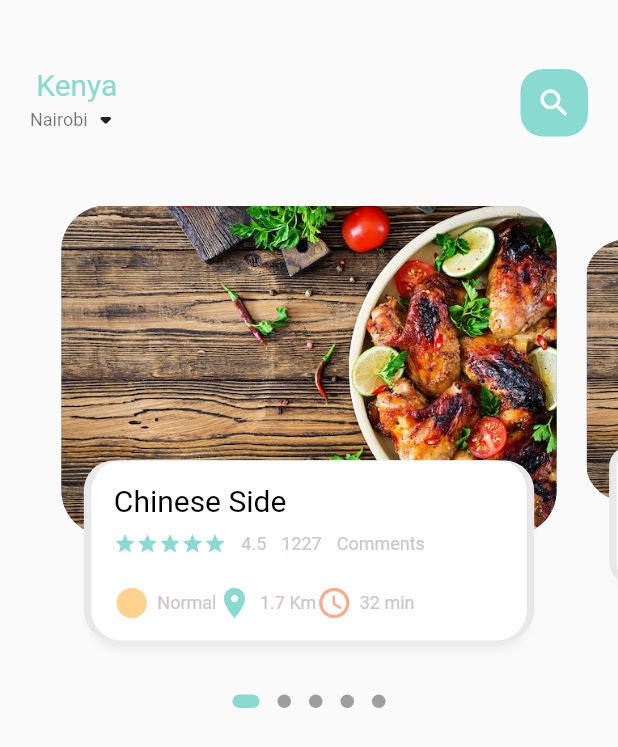
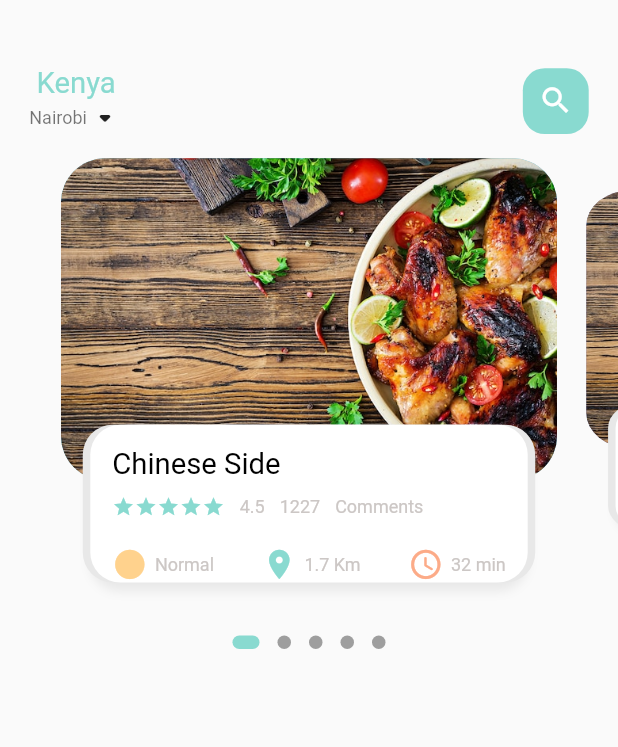
Before and after one commit to martin-ngigi/iEats, a Flutter app: the screen it shows after launch, on a phone screen of 412 x 824 dp. Shown: the top 747 px of the screen. Run offline on Flutter 3.47's test engine with Material 2 defaults, Android fonts, the phone set to English and light mode, and no system bars; drawn by our look-alikes of dots_indicator; our stand-ins replace get.

Commit message:
Responsive Dimension sizes i.e. sizes will change / adapt to screen size

```diff
--- a/lib/home/food_page_body.dart
+++ b/lib/home/food_page_body.dart
@@ -4,6 +4,8 @@ import 'package:i_eats/widgets/big_text.dart';
 import 'package:i_eats/widgets/icon_and_text_widget.dart';
 import 'package:i_eats/widgets/small_text.dart';
 import 'package:dots_indicator/dots_indicator.dart';
+
+import '../utils/dimensions.dart';
 
 //stful
 class FoodPageBody extends StatefulWidget {
@@ -17,7 +19,8 @@ class _FoodPageBodyState extends State<FoodPageBody> {
   PageController pageController = PageController(viewportFraction: 0.85);
   var _currentPageValue = 0.0;
   double _scaleFactor = 0.8;
-  double _height = 220;
+  //double _height = 220;
+  double _height = Dimensions.pageViewContainer;
 
   @override
   void initState() {
@@ -43,7 +46,7 @@ class _FoodPageBodyState extends State<FoodPageBody> {
       children: [
         Container(
           //color: Colors.grey[100],
-          height: 320,
+          height: Dimensions.pageView, //same as 320
           child: PageView.builder(
               controller: pageController,
               itemCount: 5,
@@ -97,10 +100,11 @@ class _FoodPageBodyState extends State<FoodPageBody> {
       child: Stack(//stack container ensures that the child container takes the specified height and not the parent height. We can also fut another container
         children: [
           Container(
-            height: 220,
-            margin: EdgeInsets.only(left: 10, right: 10),
+            //height: 220,
+            height: Dimensions.pageViewContainer,
+            margin: EdgeInsets.only(left: Dimensions.width10, right: Dimensions.width10),
             decoration: BoxDecoration(
-              borderRadius: BorderRadius.circular(30),
+              borderRadius: BorderRadius.circular(Dimensions.radius30),
               color: index.isEven? Color(0xFF69c5df) : Color(0xFF9294cc),
               image: DecorationImage(
                 fit: BoxFit.cover,
@@ -113,8 +117,9 @@ class _FoodPageBodyState extends State<FoodPageBody> {
           Align(
             alignment: Alignment.bottomCenter,
             child: Container(
-              height: 120,
-              margin: EdgeInsets.only(left: 30, right: 30, bottom: 30),
+              //height: 120,
+              height: Dimensions.pageViewTextController,
+              margin: EdgeInsets.only(left: Dimensions.width30, right: Dimensions.width30, bottom: Dimensions.height30),
               decoration: BoxDecoration(
                 borderRadius: BorderRadius.circular(20),
                 color: Colors.white,
@@ -135,12 +140,12 @@ class _FoodPageBodyState extends State<FoodPageBody> {
                 ]
               ),
               child: Container(
-                padding: EdgeInsets.only(top: 15, left: 15, right: 15),
+                padding: EdgeInsets.only(top: Dimensions.height15, left: Dimensions.height15, right: Dimensions.height15),
                 child: Column(
                   crossAxisAlignment: CrossAxisAlignment.start,
                   children: [
                     BigText(text: "Chinese Side", color: Colors.black,),
-                    SizedBox(height: 10,),
+                    SizedBox(height: Dimensions.height10,),
                     Row(
                       children: [
                         Wrap(
@@ -154,8 +159,9 @@ class _FoodPageBodyState extends State<FoodPageBody> {
                         SmallText(text: "Comments"),
                       ],
                     ),
-                    SizedBox(height: 20,),
+                    SizedBox(height: Dimensions.height20,),
                     Row(
+                      mainAxisAlignment: MainAxisAlignment.spaceBetween,
                       children: [
                         IconAndTextWidget(icon: Icons.circle_sharp,
                             text: "Normal",
--- a/lib/home/main_food_page.dart
+++ b/lib/home/main_food_page.dart
@@ -1,5 +1,6 @@
 import 'package:flutter/material.dart';
 import 'package:i_eats/utils/colors.dart';
+import 'package:i_eats/utils/dimensions.dart';
 import 'package:i_eats/widgets/big_text.dart';
 import 'package:i_eats/widgets/small_text.dart';
 
@@ -22,8 +23,8 @@ class _MainFoodPageState extends State<MainFoodPage> {
           //showing header
           Container(
             child: Container(
-              margin: EdgeInsets.only(top: 45, bottom: 45),
-              padding: EdgeInsets.only(left: 20, right: 20),
+              margin: EdgeInsets.only(top: Dimensions.height45, bottom: Dimensions.height15),
+              padding: EdgeInsets.only(left: Dimensions.width20, right: Dimensions.width20),
               child: Row(
                 mainAxisAlignment: MainAxisAlignment.spaceBetween,
                 children: [
@@ -40,11 +41,11 @@ class _MainFoodPageState extends State<MainFoodPage> {
                   ),
                   Center(
                     child: Container(
-                      width: 45,
-                      height: 45,
-                      child: Icon(Icons.search, color: Colors.white,),
+                      width: Dimensions.widtht45,
+                      height: Dimensions.height45,
+                      child: Icon(Icons.search, color: Colors.white, size: Dimensions.iconSize24,),
                       decoration: BoxDecoration(
-                          borderRadius: BorderRadius.circular(15),
+                          borderRadius: BorderRadius.circular(Dimensions.radius15),
                           color: AppColors.mainColor
                       ),
                     ),
--- a/lib/main.dart
+++ b/lib/main.dart
@@ -1,4 +1,5 @@
 import 'package:flutter/material.dart';
+import 'package:get/get_navigation/src/root/get_material_app.dart';
 import 'package:i_eats/home/main_food_page.dart';
 
 void main() {
@@ -11,7 +12,10 @@ class MyApp extends StatelessWidget {
   // This widget is the root of your application.
   @override
   Widget build(BuildContext context) {
-    return MaterialApp(
+    /**
+     * "GetMaterialApp" will solve "Each child must be laid out exactly once" error
+     */
+    return GetMaterialApp(
       debugShowCheckedModeBanner: false,
       title: 'Flutter Demo',
       theme: ThemeData(
--- /dev/null
+++ b/lib/utils/dimensions.dart
@@ -0,0 +1,37 @@
+import 'package:get/get.dart';
+class Dimensions{
+  static double screenHeight = Get.context!.height;
+  static double screenWidth = Get.context!.width;
+
+  static double pageView = screenHeight/2.64; //"is the scaling factor"
+  static double pageViewContainer = screenHeight/3.84; //"is the scaling factor"
+  static double pageViewTextController = screenHeight/7.83; //"is the scaling factor"
+
+  //dynamic height padding and margin
+  static double height10 = screenHeight/84.4; //10
+  static double height15 = screenHeight/56.27; //15
+  static double height20 = screenHeight/42.2; //20
+  static double height30 = screenHeight/28.13; //30
+  static double height45 = screenHeight/18.76; //45
+
+  //dynamic width padding and margin
+  static double width10 = screenHeight/84.4; //10
+  static double width15 = screenHeight/56.27; //15
+  static double width20 = screenHeight/42.2; //20
+  static double width30 = screenHeight/28.13; //30
+  static double widtht45 = screenHeight/18.76; //45
+
+  static double font20 = screenHeight/42.2; //20
+
+  //radius
+  static double radius15 = screenHeight/56.27; //15
+  static double radius20 = screenHeight/42.2; //20
+  static double radius30 = screenHeight/28.13; //30
+
+  //icon size
+  static double iconSize24 = screenHeight/35.17; //24
+
+
+
+
+}
--- a/lib/widgets/big_text.dart
+++ b/lib/widgets/big_text.dart
@@ -1,5 +1,6 @@
 //stless
 import 'package:flutter/cupertino.dart';
+import 'package:i_eats/utils/dimensions.dart';
 
 class BigText extends StatelessWidget {
   Color? color;
@@ -10,7 +11,7 @@ class BigText extends StatelessWidget {
   BigText({Key? key,
     this.color =  const Color(0xFF332d),
     required this.text,
-    this.size = 20,
+    this.size = 0,
     this.overflow = TextOverflow.ellipsis
   }) : super(key: key);
 
@@ -23,7 +24,7 @@ class BigText extends StatelessWidget {
       style: TextStyle(
         fontFamily: 'Roboto',
         color: color,
-        fontSize: size,
+        fontSize: size == 0? Dimensions.font20: size,
         fontWeight: FontWeight.w400
       ),
     );
--- a/lib/widgets/icon_and_text_widget.dart
+++ b/lib/widgets/icon_and_text_widget.dart
@@ -1,6 +1,7 @@
 //stless
 
 import 'package:flutter/cupertino.dart';
+import 'package:i_eats/utils/dimensions.dart';
 import 'package:i_eats/widgets/small_text.dart';
 
 class IconAndTextWidget extends StatelessWidget {
@@ -19,7 +20,7 @@ class IconAndTextWidget extends StatelessWidget {
   Widget build(BuildContext context) {
     return Row(
       children: [
-        Icon(icon, color: iconColor,),
+        Icon(icon, color: iconColor, size: Dimensions.iconSize24,),
         SizedBox(width: 5,),
         SmallText(text: text, ),
       ],
--- a/pubspec.yaml
+++ b/pubspec.yaml
@@ -37,6 +37,7 @@ dependencies:
   # Use with the CupertinoIcons class for iOS style icons.
   cupertino_icons: ^1.0.2
   dots_indicator: ^2.0.0
+  get: ^4.6.5
 
 dev_dependencies:
   flutter_test:
```
Also changed, not shown: pubspec.lock.
